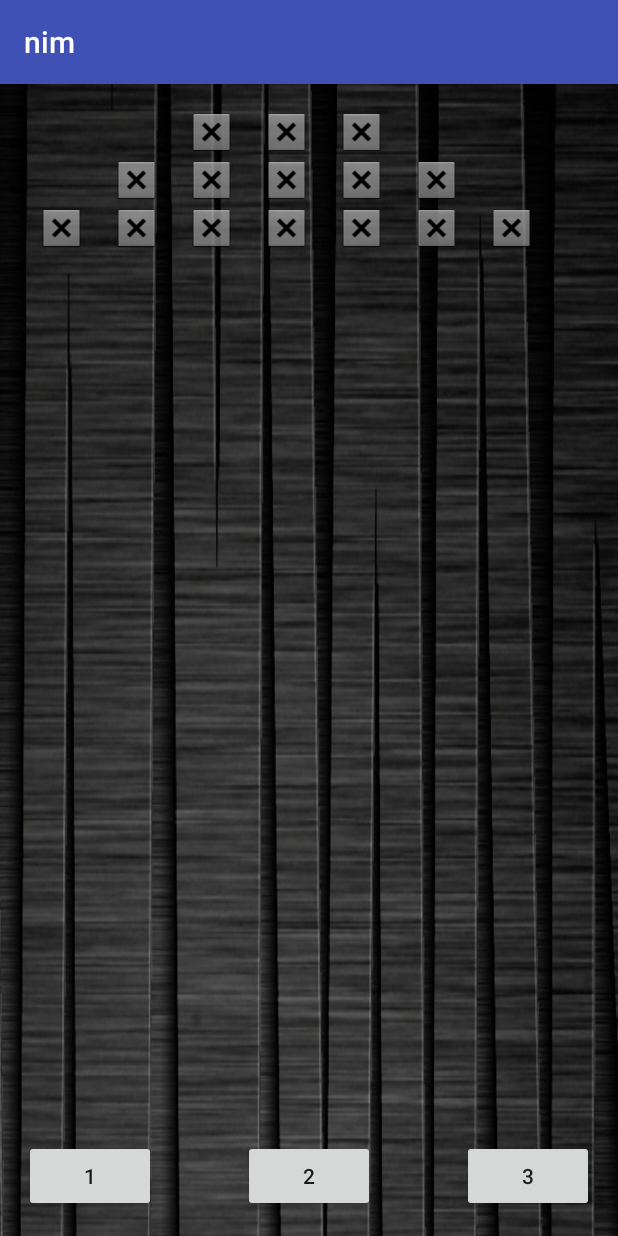
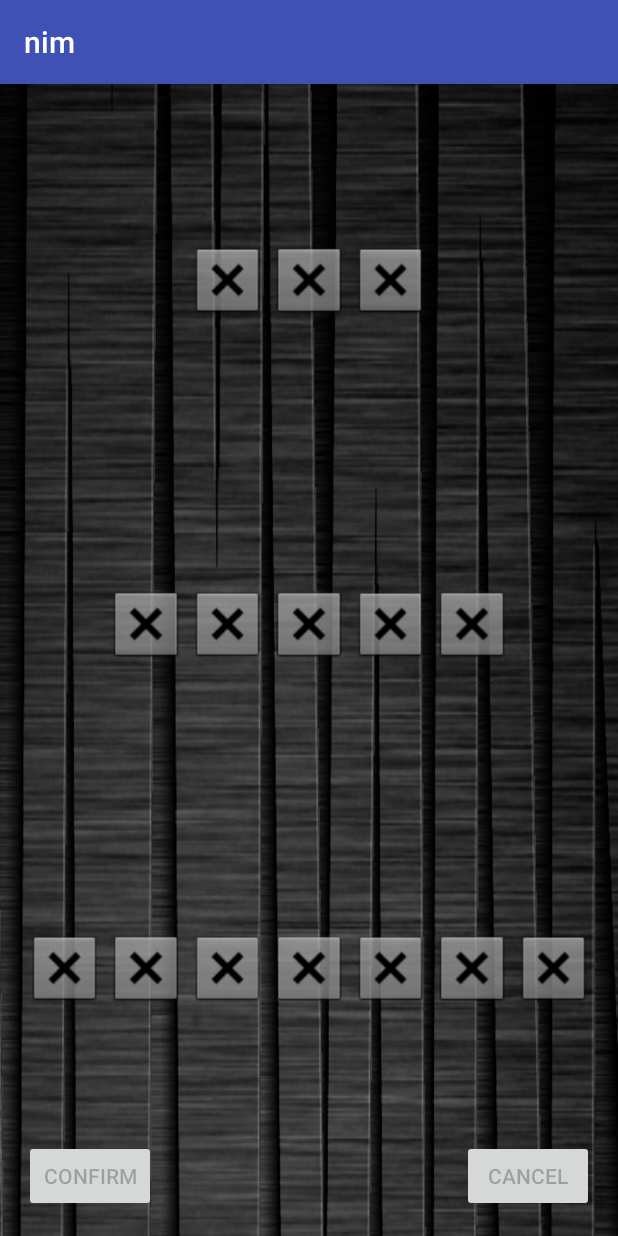
Before and after one commit to sndo9/androidnim, an Android app: the SinglePlayer screen opened directly, with no data from a screen before it, on a phone screen of 412 x 824 dp. Run offline under Robolectric (Android 15) with nearby library versions, the phone set to English and light mode, and no system bars.

Commit message:
Finished fixing the layout for single player

```diff
--- a/nim/app/src/main/res/layout/activity_single_player.xml
+++ b/nim/app/src/main/res/layout/activity_single_player.xml
@@ -13,42 +13,13 @@
     tools:context="com.sndo9.robert.nim.SinglePlayer">
 
     <Button
-        android:text="3"
-        android:layout_width="wrap_content"
-        android:layout_height="wrap_content"
-        android:layout_alignParentBottom="true"
-        android:layout_alignParentRight="true"
-        android:layout_alignParentEnd="true"
-        android:visibility="visible"
-        android:id="@+id/buttonTres" />
-
-    <Button
-        android:text="2"
-        android:layout_width="wrap_content"
-        android:layout_height="wrap_content"
-        android:layout_alignParentBottom="true"
-        android:layout_centerHorizontal="true"
-        android:visibility="visible"
-        android:id="@+id/buttonDos" />
-
-    <Button
-        android:text="1"
-        android:layout_width="wrap_content"
-        android:layout_height="wrap_content"
-        android:layout_alignParentBottom="true"
-        android:layout_alignParentLeft="true"
-        android:layout_alignParentStart="true"
-        android:visibility="visible"
-        android:id="@+id/buttonUno" />
-
-    <Button
         android:text="Confirm"
         android:layout_width="wrap_content"
         android:layout_height="wrap_content"
         android:layout_alignParentBottom="true"
         android:layout_alignParentLeft="true"
         android:layout_alignParentStart="true"
-        android:visibility="gone"
+        android:enabled="false"
         android:id="@+id/buttonConfirm" />
 
     <Button
@@ -58,25 +29,28 @@
         android:layout_alignParentBottom="true"
         android:layout_alignParentRight="true"
         android:layout_alignParentEnd="true"
-        android:visibility="gone"
+        android:enabled="false"
         android:id="@+id/buttonCancel" />
 
     <GridLayout
         android:layout_width="match_parent"
-        android:layout_height="wrap_content"
+        android:layout_height="match_parent"
         android:columnCount="7"
         android:rowCount="3"
         android:layout_alignParentTop="true"
         android:layout_alignParentLeft="true"
-        android:layout_alignParentStart="true">
+        android:layout_alignParentStart="true"
+        android:layout_above="@id/buttonConfirm">
 
         <Space
-            android:layout_width="50dp"
+            android:layout_columnWeight="0.10"
+            android:layout_rowWeight="0.10"
             android:rowCount="1"
             android:columnCount="1"/>
 
         <Space
-            android:layout_width="50dp"
+            android:layout_columnWeight="0.10"
+            android:layout_rowWeight="0.10"
             android:rowCount="1"
             android:columnCount="2"/>
 
@@ -84,7 +58,8 @@
             android:layout_height="wrap_content"
             app:srcCompat="@android:drawable/btn_dialog"
             android:id="@+id/stick13"
-            android:layout_width="50dp"
+            android:layout_columnWeight="0.10"
+            android:layout_rowWeight="0.10"
             android:rowCount="1"
             android:columnCount="3"/>
 
@@ -92,7 +67,8 @@
             android:layout_height="wrap_content"
             app:srcCompat="@android:drawable/btn_dialog"
             android:id="@+id/stick14"
-            android:layout_width="50dp"
+            android:layout_columnWeight="0.10"
+            android:layout_rowWeight="0.10"
             android:rowCount="1"
             android:columnCount="4"/>
 
@@ -100,22 +76,26 @@
             android:layout_height="wrap_content"
             app:srcCompat="@android:drawable/btn_dialog"
             android:id="@+id/stick15"
-            android:layout_width="50dp"
+            android:layout_columnWeight="0.10"
+            android:layout_rowWeight="0.10"
             android:rowCount="1"
             android:columnCount="5"/>
 
         <Space
-            android:layout_width="50dp"
+            android:layout_columnWeight="0.10"
+            android:layout_rowWeight="0.10"
             android:rowCount="1"
             android:columnCount="6"/>
 
         <Space
-            android:layout_width="50dp"
+            android:layout_columnWeight="0.10"
+            android:layout_rowWeight="0.10"
             android:rowCount="1"
             android:columnCount="7"/>
 
         <Space
-            android:layout_width="50dp"
+            android:layout_columnWeight="0.10"
+            android:layout_rowWeight="0.10"
             android:rowCount="2"
             android:columnCount="1"/>
 
@@ -123,7 +103,8 @@
             android:layout_height="wrap_content"
             app:srcCompat="@android:drawable/btn_dialog"
             android:id="@+id/stick22"
-            android:layout_width="50dp"
+            android:layout_columnWeight="0.10"
+            android:layout_rowWeight="0.10"
             android:rowCount="2"
             android:columnCount="2" />
 
@@ -131,7 +112,8 @@
             android:layout_height="wrap_content"
             app:srcCompat="@android:drawable/btn_dialog"
             android:id="@+id/stick23"
-            android:layout_width="50dp"
+            android:layout_columnWeight="0.10"
+            android:layout_rowWeight="0.10"
             android:rowCount="2"
             android:columnCount="3" />
 
@@ -139,7 +121,8 @@
             android:layout_height="wrap_content"
             app:srcCompat="@android:drawable/btn_dialog"
             android:id="@+id/stick24"
-            android:layout_width="50dp"
+            android:layout_columnWeight="0.10"
+            android:layout_rowWeight="0.10"
             android:rowCount="2"
             android:columnCount="4" />
 
@@ -147,7 +130,8 @@
             android:layout_height="wrap_content"
             app:srcCompat="@android:drawable/btn_dialog"
             android:id="@+id/stick25"
-            android:layout_width="50dp"
+            android:layout_columnWeight="0.10"
+            android:layout_rowWeight="0.10"
             android:rowCount="2"
             android:columnCount="5" />
 
@@ -155,12 +139,14 @@
             android:layout_height="wrap_content"
             app:srcCompat="@android:drawable/btn_dialog"
             android:id="@+id/stick26"
-            android:layout_width="50dp"
+            android:layout_columnWeight="0.10"
+            android:layout_rowWeight="0.10"
             android:rowCount="2"
             android:columnCount="6" />
 
         <Space
-            android:layout_width="50dp"
+            android:layout_columnWeight="0.10"
+            android:layout_rowWeight="0.10"
             android:rowCount="2"
             android:columnCount="7"/>
 
@@ -168,7 +154,8 @@
             android:layout_height="wrap_content"
             app:srcCompat="@android:drawable/btn_dialog"
             android:id="@+id/stick31"
-            android:layout_width="50dp"
+            android:layout_columnWeight="0.10"
+            android:layout_rowWeight="0.10"
             android:rowCount="3"
             android:columnCount="1" />
 
@@ -176,7 +163,8 @@
             android:layout_height="wrap_content"
             app:srcCompat="@android:drawable/btn_dialog"
             android:id="@+id/stick32"
-            android:layout_width="50dp"
+            android:layout_columnWeight="0.10"
+            android:layout_rowWeight="0.10"
             android:rowCount="3"
             android:columnCount="2" />
 
@@ -184,7 +172,8 @@
             android:layout_height="wrap_content"
             app:srcCompat="@android:drawable/btn_dialog"
             android:id="@+id/stick33"
-            android:layout_width="50dp"
+            android:layout_columnWeight="0.10"
+            android:layout_rowWeight="0.10"
             android:rowCount="3"
             android:columnCount="3" />
 
@@ -192,7 +181,8 @@
             android:layout_height="wrap_content"
             app:srcCompat="@android:drawable/btn_dialog"
             android:id="@+id/stick34"
-            android:layout_width="50dp"
+            android:layout_columnWeight="0.10"
+            android:layout_rowWeight="0.10"
             android:rowCount="3"
             android:columnCount="4" />
 
@@ -200,7 +190,8 @@
             android:layout_height="wrap_content"
             app:srcCompat="@android:drawable/btn_dialog"
             android:id="@+id/stick35"
-            android:layout_width="50dp"
+            android:layout_columnWeight="0.10"
+            android:layout_rowWeight="0.10"
             android:rowCount="3"
             android:columnCount="5"/>
 
@@ -208,7 +199,8 @@
             android:layout_height="wrap_content"
             app:srcCompat="@android:drawable/btn_dialog"
             android:id="@+id/stick36"
-            android:layout_width="50dp"
+            android:layout_columnWeight="0.10"
+            android:layout_rowWeight="0.10"
             android:rowCount="3"
             android:columnCount="6"/>
 
@@ -216,86 +208,10 @@
             android:layout_height="wrap_content"
             app:srcCompat="@android:drawable/btn_dialog"
             android:id="@+id/stick37"
-            android:layout_width="50dp"
+            android:layout_columnWeight="0.10"
+            android:layout_rowWeight="0.10"
             android:rowCount="3"
             android:columnCount="7"/>
-<!--
-        <ImageView
-            android:layout_height="wrap_content"
-            app:srcCompat="@android:drawable/btn_dialog"
-            android:id="@+id/stick7"
-            android:visibility="invisible"
-            android:layout_width="50dp"
-            android:rowCount="2"
-            android:columnCount="5"/>
-
-        <ImageView
-            android:layout_height="wrap_content"
-            app:srcCompat="@android:drawable/btn_dialog"
-            android:id="@+id/stick8"
-            android:visibility="invisible"
-            android:layout_width="50dp"
-            android:rowCount="2"
-            android:columnCount="6"/>
-
-        <ImageView
-            android:layout_height="wrap_content"
-            app:srcCompat="@android:drawable/btn_dialog"
-            android:id="@+id/stick9"
-            android:visibility="invisible"
-            android:layout_width="50dp"
-            android:rowCount="3"
-            android:columnCount="1"/>
-
-        <ImageView
-            android:layout_height="wrap_content"
-            app:srcCompat="@android:drawable/btn_dialog"
-            android:id="@+id/stick10"
-            android:visibility="invisible"
-            android:layout_width="50dp"
-            android:rowCount="3"
-            android:columnCount="2"/>
-
-        <ImageView
-            android:layout_height="wrap_content"
-            app:srcCompat="@android:drawable/btn_dialog"
-            android:id="@+id/stick11"
-            android:visibility="invisible"
-            android:layout_width="50dp"
-            android:rowCount="3"
-            android:columnCount="3"/>
-        <ImageView
-            android:layout_height="wrap_content"
-            app:srcCompat="@android:drawable/btn_dialog"
-            android:id="@+id/stick12"
-            android:visibility="invisible"
-            android:layout_width="50dp"
-            android:rowCount="3"
-            android:columnCount="4"/>
-        <ImageView
-            android:layout_height="wrap_content"
-            app:srcCompat="@android:drawable/btn_dialog"
-            android:id="@+id/stick13"
-            android:visibility="invisible"
-            android:layout_width="50dp"
-            android:rowCount="3"
-            android:columnCount="5"/>
-        <ImageView
-            android:layout_height="wrap_content"
-            app:srcCompat="@android:drawable/btn_dialog"
-            android:id="@+id/stick14"
-            android:visibility="invisible"
-            android:layout_width="50dp"
-            android:rowCount="3"
-            android:columnCount="6"/>
-        <ImageView
-            android:layout_height="wrap_content"
-            app:srcCompat="@android:drawable/btn_dialog"
-            android:id="@+id/stick15"
-            android:visibility="invisible"
-            android:layout_width="50dp"
-            android:rowCount="3"
-            android:columnCount="7"/> -->
     </GridLayout>
 
 </RelativeLayout>
```
